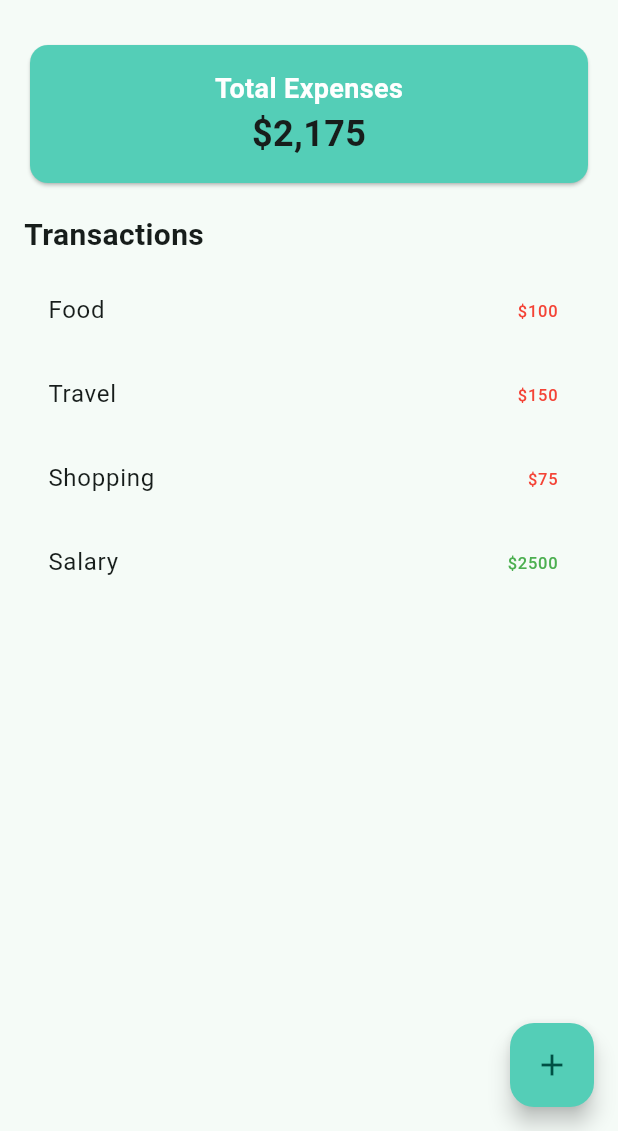
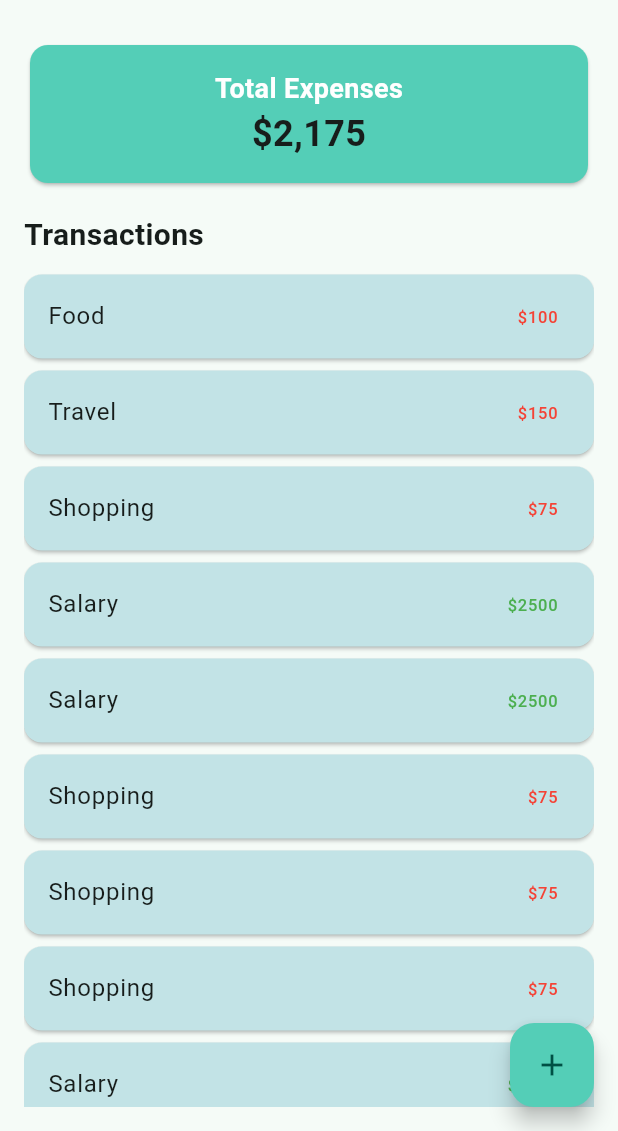
Before and after one commit to shaunniekins/gasto-flutter, a Flutter app: the screen it shows after launch, on a phone screen of 412 x 824 dp, the part 105-1236 px from its top. Run offline on Flutter 3.47's test engine with Material 3 defaults, Android fonts, the phone set to English and light mode, and no system bars; our stand-ins replace animated_splash_screen, hexcolor.

```diff
--- a/lib/pages/main_page.dart
+++ b/lib/pages/main_page.dart
@@ -13,6 +13,16 @@ class _MainPageState extends State<MainPage> {
     {'title': 'Food', 'amount': -100},
     {'title': 'Travel', 'amount': -150},
     {'title': 'Shopping', 'amount': -75},
+    {'title': 'Salary', 'amount': 2500},
+    {'title': 'Salary', 'amount': 2500},
+    {'title': 'Shopping', 'amount': -75},
+    {'title': 'Shopping', 'amount': -75},
+    {'title': 'Shopping', 'amount': -75},
+    {'title': 'Salary', 'amount': 2500},
+    {'title': 'Salary', 'amount': 2500},
+    {'title': 'Salary', 'amount': 2500},
+    {'title': 'Shopping', 'amount': -75},
+    {'title': 'Salary', 'amount': 2500},
     {'title': 'Salary', 'amount': 2500},
   ];
 
@@ -31,7 +41,7 @@ class _MainPageState extends State<MainPage> {
               backgroundImage: AssetImage('assets/images/gasto_logo.jpeg'),
               radius: 15.0,
             ),
-            toolbarHeight: 60.0, // Adjust the height as needed
+            toolbarHeight: 60.0,
             toolbarOpacity: 1.0,
           ),
         ),
@@ -80,11 +90,19 @@ class _MainPageState extends State<MainPage> {
               ),
               const SizedBox(height: 8.0),
               Expanded(
-                child: ListView.builder(
+                child: SingleChildScrollView(
+                  child: Column(
+                    children: [
+                      ListView.builder(
+                        shrinkWrap: true,
+                        physics: const NeverScrollableScrollPhysics(),
                         itemCount: transactions.length,
                         itemBuilder: (context, index) {
                           final transaction = transactions[index];
-                    return ListTile(
+                          return Card(
+                            color: GlobalColors.thirdTheme,
+                            margin: const EdgeInsets.symmetric(vertical: 4.0),
+                            child: ListTile(
                               title: Text(transaction['title']),
                               trailing: Text(
                                 '\$${transaction['amount'].abs().toString()}',
@@ -94,10 +112,14 @@ class _MainPageState extends State<MainPage> {
                                       : Colors.red,
                                 ),
                               ),
+                            ),
                           );
                         },
                       ),
+                    ],
                   ),
+                ),
+              )
             ],
           ),
         ),
--- a/lib/utils/global.colors.dart
+++ b/lib/utils/global.colors.dart
@@ -4,7 +4,7 @@ class GlobalColors {
   static HexColor mainTheme = HexColor("#54CEB7");
   // static HexColor mainTheme = HexColor("#53CDB7");
   static HexColor secondaryTheme = HexColor("#53CDB7");
-  static HexColor thirdThem = HexColor("#C2E3E6");
+  static HexColor thirdTheme = HexColor("#C2E3E6");
   static HexColor whiteShade = HexColor("#FAF9F6");
   static HexColor blackShade = HexColor("#1E1E1E");
 }
```
Lines whose indentation alone changed are shown as unchanged.
